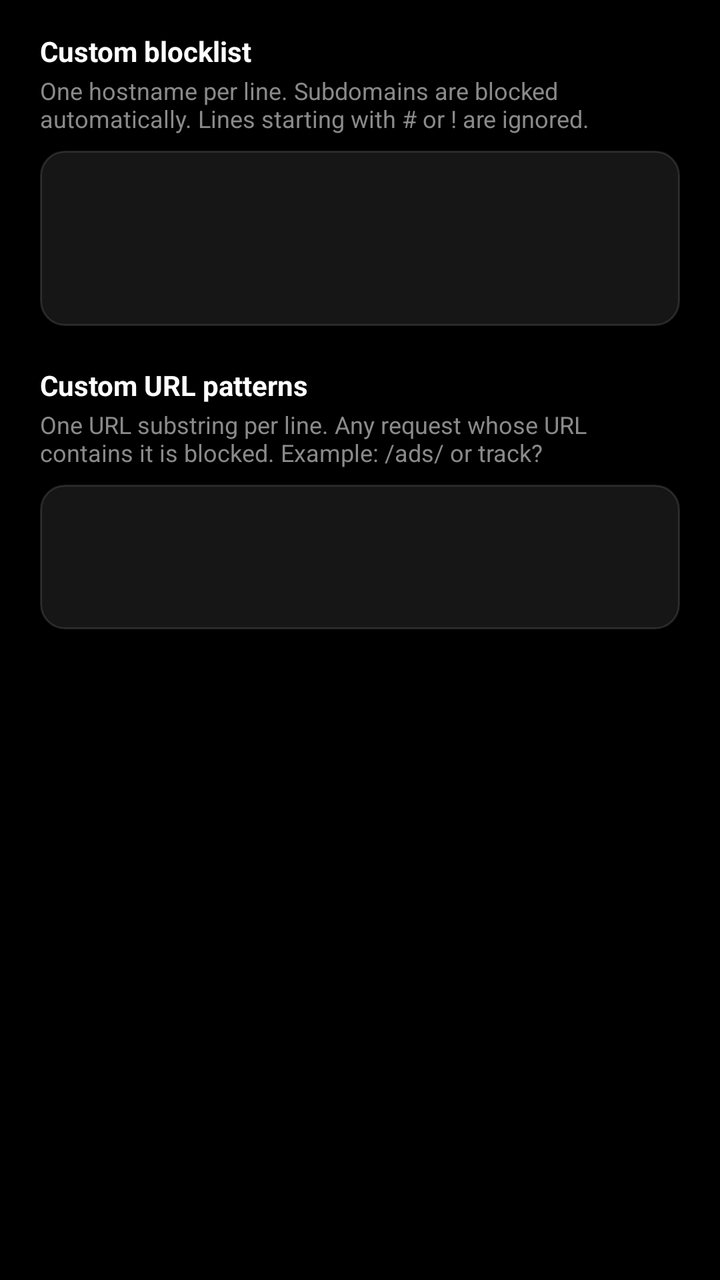
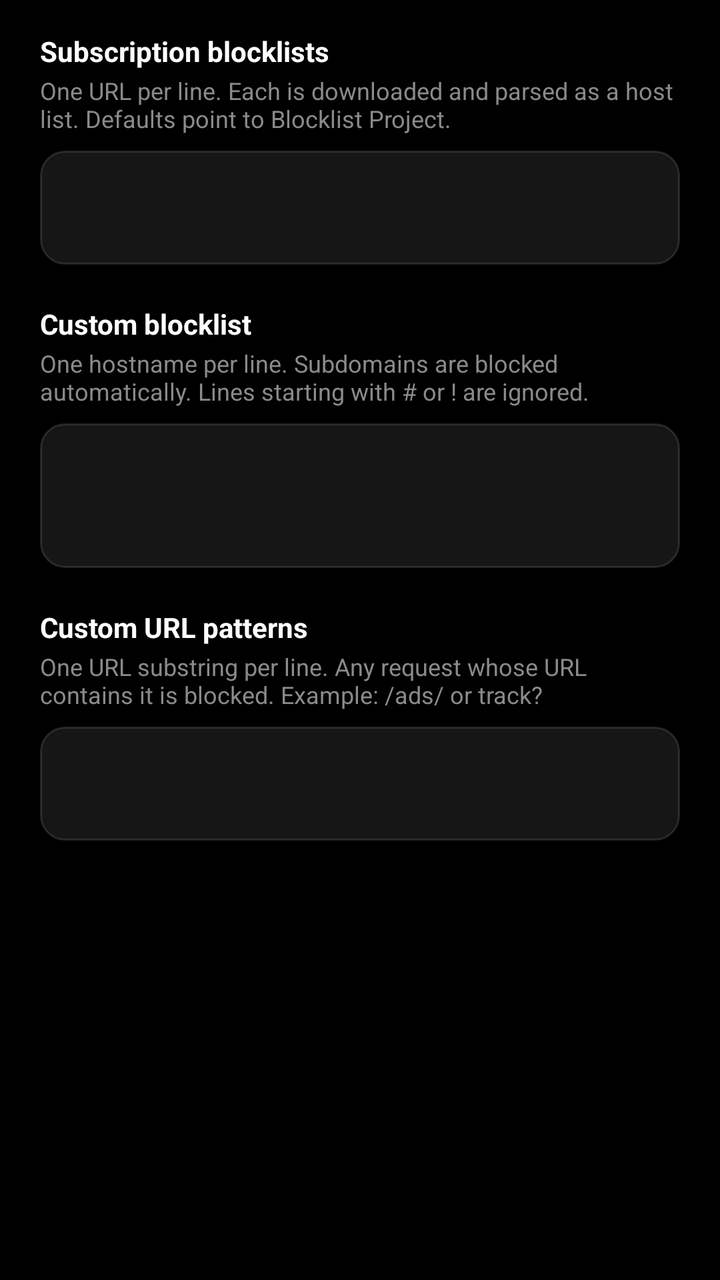

Screens rendered from an Android XML layout before and after an edit, with the pre-edit source and the edit as a unified diff.
<!-- AndroidManifest.xml: application theme Theme.MinimalBrowser -->
<!-- res/layout/dialog_custom_filters.xml -->
<?xml version="1.0" encoding="utf-8"?>
<ScrollView xmlns:android="http://schemas.android.com/apk/res/android"
    android:layout_width="match_parent"
    android:layout_height="wrap_content"
    android:paddingStart="20dp"
    android:paddingEnd="20dp"
    android:paddingTop="8dp"
    android:paddingBottom="4dp"
    android:fillViewport="true">

    <LinearLayout
        android:layout_width="match_parent"
        android:layout_height="wrap_content"
        android:orientation="vertical">

        

        <TextView
            android:layout_width="match_parent"
            android:layout_height="wrap_content"
            android:layout_marginTop="8dp"
            android:text="@string/custom_filters_blocklist_label"
            android:textColor="@color/text_primary"
            android:textSize="14sp"
            android:textStyle="bold" />

        <TextView
            android:layout_width="match_parent"
            android:layout_height="wrap_content"
            android:layout_marginTop="2dp"
            android:layout_marginBottom="8dp"
            android:text="@string/custom_filters_blocklist_hint"
            android:textColor="@color/text_secondary"
            android:textSize="12sp" />

        <EditText
            android:id="@+id/editBlocklist"
            android:layout_width="match_parent"
            android:layout_height="wrap_content"
            android:background="@drawable/bg_input_field"
            android:fontFamily="monospace"
            android:gravity="top|start"
            android:importantForAutofill="no"
            android:inputType="textMultiLine|textNoSuggestions"
            android:maxLines="8"
            android:minLines="4"
            android:padding="12dp"
            android:textColor="@color/text_primary"
            android:textColorHint="@color/text_tertiary"
            android:textSize="13sp" />

        

        <TextView
            android:layout_width="match_parent"
            android:layout_height="wrap_content"
            android:layout_marginTop="20dp"
            android:text="@string/custom_filters_patterns_label"
            android:textColor="@color/text_primary"
            android:textSize="14sp"
            android:textStyle="bold" />

        <TextView
            android:layout_width="match_parent"
            android:layout_height="wrap_content"
            android:layout_marginTop="2dp"
            android:layout_marginBottom="8dp"
            android:text="@string/custom_filters_patterns_hint"
            android:textColor="@color/text_secondary"
            android:textSize="12sp" />

        <EditText
            android:id="@+id/editPatterns"
            android:layout_width="match_parent"
            android:layout_height="wrap_content"
            android:background="@drawable/bg_input_field"
            android:fontFamily="monospace"
            android:gravity="top|start"
            android:importantForAutofill="no"
            android:inputType="textMultiLine|textNoSuggestions"
            android:maxLines="6"
            android:minLines="3"
            android:padding="12dp"
            android:textColor="@color/text_primary"
            android:textColorHint="@color/text_tertiary"
            android:textSize="13sp" />

        

        <TextView
            android:id="@+id/customFilterStats"
            android:layout_width="match_parent"
            android:layout_height="wrap_content"
            android:layout_marginTop="16dp"
            android:textColor="@color/text_secondary"
            android:textSize="12sp" />

    </LinearLayout>
</ScrollView>
<!-- resources referenced by this layout -->
<resources>
  <color name="text_primary">#FFFFFF</color>
  <color name="text_secondary">#8A8A8A</color>
  <color name="text_tertiary">#5C5C5C</color>
  <!-- drawable bg_input_field (drawable) -->
  <?xml version="1.0" encoding="utf-8"?>
  <selector xmlns:android="http://schemas.android.com/apk/res/android">
  
      
      <item android:state_focused="true">
          <shape android:shape="rectangle">
              <solid android:color="#1EFFFFFF" />
              <stroke
                  android:width="1.5dp"
                  android:color="@color/urlbar_border_focused" />
              <corners android:radius="12dp" />
          </shape>
      </item>
  
      
      <item>
          <shape android:shape="rectangle">
              <solid android:color="#16FFFFFF" />
              <stroke
                  android:width="1dp"
                  android:color="@color/urlbar_border" />
              <corners android:radius="12dp" />
          </shape>
      </item>
  
  </selector>
  <string name="custom_filters_blocklist_hint">One hostname per line. Subdomains are blocked automatically. Lines starting with # or ! are ignored.</string>
  <string name="custom_filters_blocklist_label">Custom blocklist</string>
  <string name="custom_filters_patterns_hint">One URL substring per line. Any request whose URL contains it is blocked. Example: /ads/  or  track?</string>
  <string name="custom_filters_patterns_label">Custom URL patterns</string>
  <style name="Theme.MinimalBrowser" parent="Theme.Material3.Dark.NoActionBar">
          
          <item name="android:windowBackground">@color/window_bg</item>
          <item name="android:colorBackground">@color/window_bg</item>
          <item name="android:statusBarColor">@color/window_bg</item>
          <item name="android:navigationBarColor">@color/window_bg</item>
          <item name="android:windowLightStatusBar">false</item>
          <item name="android:windowLightNavigationBar" tools:targetApi="27">false</item>
  
          
          <item name="colorPrimary">@color/accent</item>
          <item name="colorOnPrimary">@color/text_primary</item>
          <item name="colorAccent">@color/accent</item>
          <item name="colorSurface">@color/surface</item>
          <item name="colorOnSurface">@color/text_primary</item>
          <item name="colorSurfaceVariant">@color/surface_variant</item>
          <item name="colorOnSurfaceVariant">@color/text_secondary</item>
          <item name="colorOutline">@color/divider</item>
  
          
          <item name="colorControlHighlight">@color/ripple_light</item>
          <item name="android:colorControlHighlight">@color/ripple_light</item>
      </style>
  <color name="urlbar_border_focused">#994D6BFE</color>
  <color name="urlbar_border">#1FFFFFFF</color>
  <color name="window_bg">#000000</color>
  <color name="accent">#4D6BFE</color>
  <color name="surface">#1A1A1A</color>
  <color name="surface_variant">#262626</color>
  <color name="divider">#1AFFFFFF</color>
  <color name="ripple_light">#33FFFFFF</color>
</resources>

<!-- the commit's change to res/layout/dialog_custom_filters.xml (unified diff, before → after) -->
@@ -19,6 +19,42 @@
             android:layout_width="match_parent"
             android:layout_height="wrap_content"
             android:layout_marginTop="8dp"
+            android:text="@string/custom_filters_subscriptions_label"
+            android:textColor="@color/text_primary"
+            android:textSize="14sp"
+            android:textStyle="bold" />
+
+        <TextView
+            android:layout_width="match_parent"
+            android:layout_height="wrap_content"
+            android:layout_marginTop="2dp"
+            android:layout_marginBottom="8dp"
+            android:text="@string/custom_filters_subscriptions_hint"
+            android:textColor="@color/text_secondary"
+            android:textSize="12sp" />
+
+        <EditText
+            android:id="@+id/editSubscriptions"
+            android:layout_width="match_parent"
+            android:layout_height="wrap_content"
+            android:background="@drawable/bg_input_field"
+            android:fontFamily="monospace"
+            android:gravity="top|start"
+            android:importantForAutofill="no"
+            android:inputType="textMultiLine|textUri|textNoSuggestions"
+            android:maxLines="4"
+            android:minLines="2"
+            android:padding="12dp"
+            android:textColor="@color/text_primary"
+            android:textColorHint="@color/text_tertiary"
+            android:textSize="13sp" />
+
+        
+
+        <TextView
+            android:layout_width="match_parent"
+            android:layout_height="wrap_content"
+            android:layout_marginTop="20dp"
             android:text="@string/custom_filters_blocklist_label"
             android:textColor="@color/text_primary"
             android:textSize="14sp"
@@ -42,8 +78,8 @@
             android:gravity="top|start"
             android:importantForAutofill="no"
             android:inputType="textMultiLine|textNoSuggestions"
-            android:maxLines="8"
-            android:minLines="4"
+            android:maxLines="6"
+            android:minLines="3"
             android:padding="12dp"
             android:textColor="@color/text_primary"
             android:textColorHint="@color/text_tertiary"
@@ -78,8 +114,8 @@
             android:gravity="top|start"
             android:importantForAutofill="no"
             android:inputType="textMultiLine|textNoSuggestions"
-            android:maxLines="6"
-            android:minLines="3"
+            android:maxLines="5"
+            android:minLines="2"
             android:padding="12dp"
             android:textColor="@color/text_primary"
             android:textColorHint="@color/text_tertiary"
<!-- resource entries referenced after the edit -->
@@ -34,6 +34,8 @@
   <string name="custom_filters_blocklist_label">Custom blocklist</string>
   <string name="custom_filters_patterns_hint">One URL substring per line. Any request whose URL contains it is blocked. Example: /ads/  or  track?</string>
   <string name="custom_filters_patterns_label">Custom URL patterns</string>
+  <string name="custom_filters_subscriptions_hint">One URL per line. Each is downloaded and parsed as a host list. Defaults point to Blocklist Project.</string>
+  <string name="custom_filters_subscriptions_label">Subscription blocklists</string>
   <style name="Theme.MinimalBrowser" parent="Theme.Material3.Dark.NoActionBar">
           
           <item name="android:windowBackground">@color/window_bg</item>
